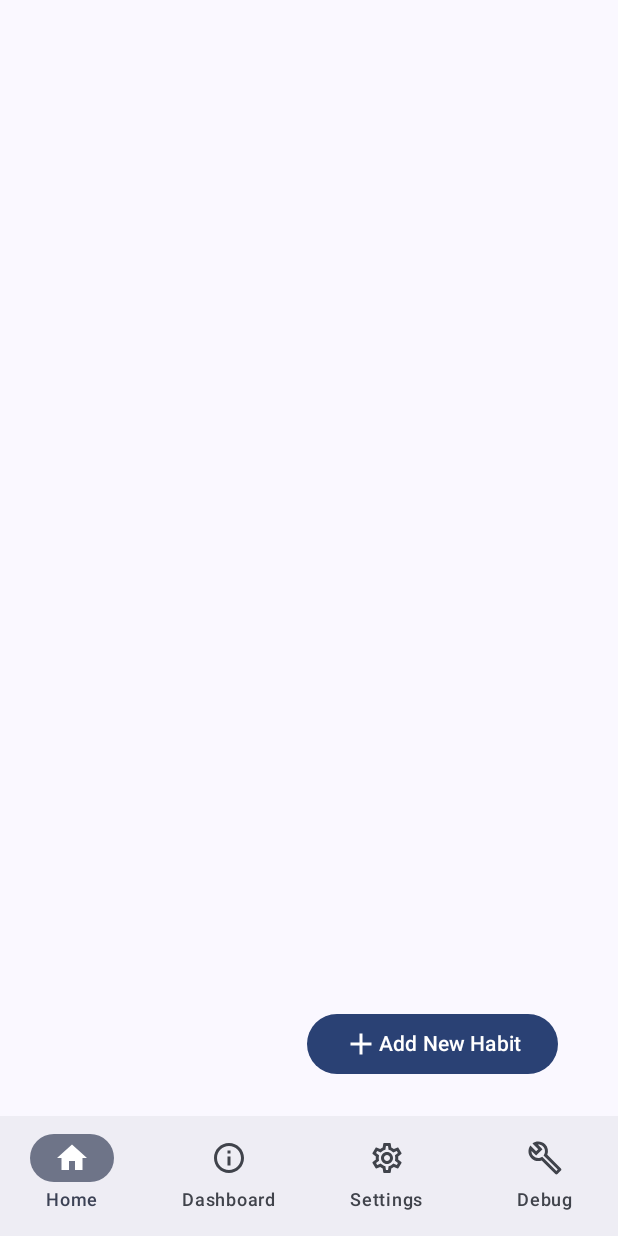
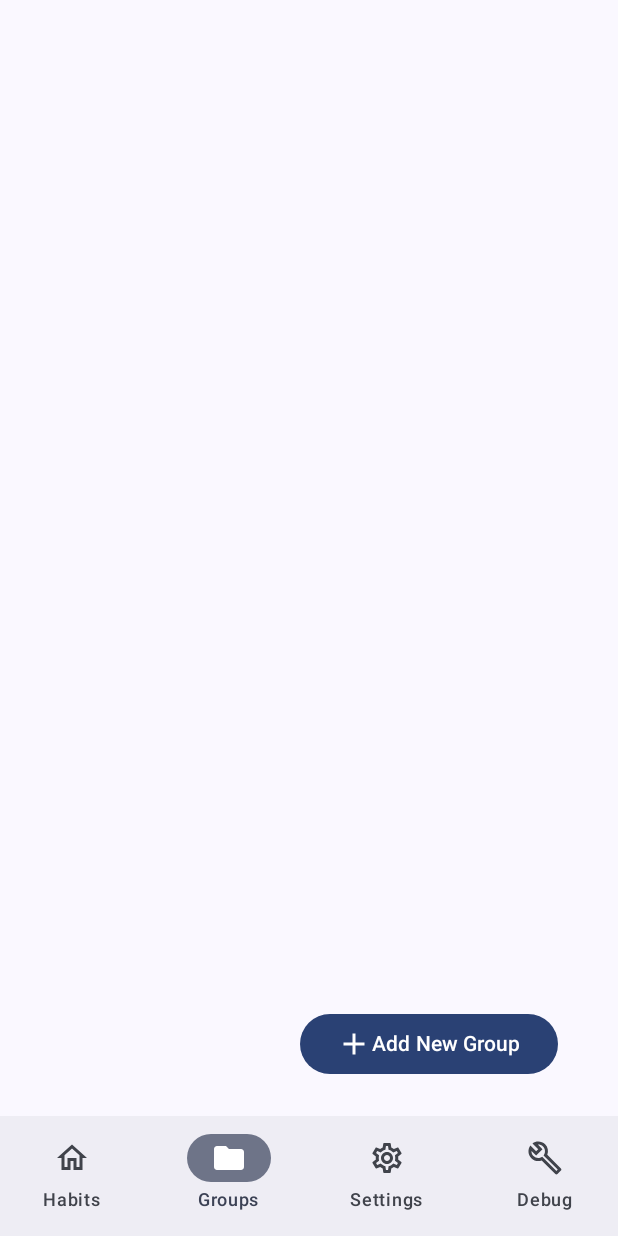
Before and after one commit to derekh715/habit-tracker-android, an Android app built with Jetpack Compose: the screen it shows after launch (MainActivity), item 2 of the bottom bar chosen, on a phone screen of 412 x 824 dp. Run offline under Robolectric (Android 15) with nearby library versions, the phone set to English and light mode, and no system bars; our stand-ins replace Dagger/Hilt's generated code, Room's generated code.

Commit message:
basic group list screen

```diff
--- a/app/src/main/java/edu/cuhk/csci3310/data/AppDatabase.kt
+++ b/app/src/main/java/edu/cuhk/csci3310/data/AppDatabase.kt
@@ -4,7 +4,10 @@ import androidx.room.Database
 import androidx.room.RoomDatabase
 import androidx.room.TypeConverters
 
-@Database(entities = [Group::class, Habit::class, Record::class], version = 1)
+@Database(
+    entities = [Group::class, Habit::class, Record::class],
+    version = 1,
+)
 @TypeConverters(Converters::class)
 abstract class AppDatabase : RoomDatabase() {
     abstract val habitDao: HabitDao
--- a/app/src/main/java/edu/cuhk/csci3310/data/Group.kt
+++ b/app/src/main/java/edu/cuhk/csci3310/data/Group.kt
@@ -3,7 +3,7 @@ package edu.cuhk.csci3310.data
 import androidx.room.Entity
 import androidx.room.PrimaryKey
 
-@Entity
+@Entity()
 data class Group(
     @PrimaryKey(autoGenerate = true)
     val groupId: Long? = null,
--- a/app/src/main/java/edu/cuhk/csci3310/data/GroupDao.kt
+++ b/app/src/main/java/edu/cuhk/csci3310/data/GroupDao.kt
@@ -2,7 +2,9 @@ package edu.cuhk.csci3310.data
 
 import androidx.room.Dao
 import androidx.room.Delete
+import androidx.room.Query
 import androidx.room.Upsert
+import kotlinx.coroutines.flow.Flow
 
 @Dao
 interface GroupDao {
@@ -12,8 +14,8 @@ interface GroupDao {
     @Delete
     suspend fun deleteGroup(group: Group)
 
-//    @Query("SELECT * FROM group")
-//    suspend fun getGroups(): List<Group>
+    @Query("SELECT * FROM `group`")
+    fun getGroups(): Flow<List<Group>>
 
 //    @Query("")
 //    suspend fun addHabitIntoGroup(
--- a/app/src/main/java/edu/cuhk/csci3310/data/Habit.kt
+++ b/app/src/main/java/edu/cuhk/csci3310/data/Habit.kt
@@ -5,7 +5,7 @@ import androidx.room.Entity
 import androidx.room.PrimaryKey
 import java.util.Date
 
-@Entity
+@Entity()
 data class Habit(
     @PrimaryKey(autoGenerate = true)
     val habitId: Long? = null,
--- /dev/null
+++ b/app/src/main/java/edu/cuhk/csci3310/ui/groupList/GroupListScreen.kt
@@ -0,0 +1,47 @@
+package edu.cuhk.csci3310.ui.groupList
+
+import androidx.compose.foundation.layout.Column
+import androidx.compose.foundation.layout.fillMaxSize
+import androidx.compose.foundation.layout.fillMaxWidth
+import androidx.compose.foundation.layout.padding
+import androidx.compose.foundation.lazy.LazyColumn
+import androidx.compose.foundation.lazy.items
+import androidx.compose.material.icons.Icons
+import androidx.compose.material.icons.filled.Add
+import androidx.compose.material3.Button
+import androidx.compose.material3.Icon
+import androidx.compose.material3.Text
+import androidx.compose.runtime.Composable
+import androidx.compose.runtime.collectAsState
+import androidx.compose.ui.Alignment
+import androidx.compose.ui.Modifier
+import androidx.compose.ui.unit.dp
+import androidx.hilt.navigation.compose.hiltViewModel
+import androidx.navigation.NavController
+import edu.cuhk.csci3310.ui.nav.Screen
+
+@Composable
+fun GroupListScreen(
+    viewModel: GroupListViewModel = hiltViewModel(),
+    navController: NavController,
+) {
+    val groups = viewModel.groupList.collectAsState(initial = listOf())
+    Column(
+        modifier = Modifier.fillMaxSize(),
+    ) {
+        LazyColumn(
+            modifier = Modifier.fillMaxWidth().weight(1f),
+        ) {
+            items(groups.value) {
+                    group ->
+                GroupItem(group = group, deleteGroup = { viewModel.onEvent(GroupListEvent.RemoveGroup(it)) })
+            }
+        }
+        Button(onClick = {
+            navController.navigate(Screen.AddGroup.route)
+        }, modifier = Modifier.align(Alignment.End).padding(end = 8.dp, bottom = 8.dp)) {
+            Icon(Icons.Filled.Add, contentDescription = "Add New Group")
+            Text(text = "Add New Group")
+        }
+    }
+}
--- /dev/null
+++ b/app/src/main/java/edu/cuhk/csci3310/ui/groupList/GroupListViewModel.kt
@@ -0,0 +1,55 @@
+package edu.cuhk.csci3310.ui.groupList
+
+import android.app.Application
+import android.util.Log
+import androidx.lifecycle.AndroidViewModel
+import androidx.lifecycle.viewModelScope
+import dagger.hilt.android.lifecycle.HiltViewModel
+import edu.cuhk.csci3310.data.Group
+import edu.cuhk.csci3310.data.GroupDao
+import kotlinx.coroutines.launch
+import javax.inject.Inject
+
+@HiltViewModel
+class GroupListViewModel
+    @Inject
+    constructor(
+        private val groupDao: GroupDao,
+        application: Application,
+    ) : AndroidViewModel(application) {
+        fun onEvent(event: GroupListEvent) {
+            when (event) {
+                is GroupListEvent.AddGroup -> {
+                    insertGroup(event.group)
+                }
+                is GroupListEvent.ChangeGroup -> {
+                }
+                is GroupListEvent.RemoveGroup -> {
+                    removeGroup(event.group)
+                }
+                is GroupListEvent.AddDummyGroup -> {
+                }
+                is GroupListEvent.AddHabitToGroup -> {
+                }
+            }
+        }
+
+        val groupList = groupDao.getGroups()
+        private var lastDeletedGroup: Group? = null
+        private val logCategory = "GroupListViewModel"
+
+        private fun insertGroup(group: Group) {
+            viewModelScope.launch {
+                groupDao.insertGroup(group)
+                // TODO: add ui event channel
+            }
+        }
+
+        private fun removeGroup(group: Group) {
+            viewModelScope.launch {
+                lastDeletedGroup = group
+                groupDao.deleteGroup(group)
+                Log.i(logCategory, "deleted a group")
+            }
+        }
+    }
--- a/app/src/main/java/edu/cuhk/csci3310/ui/nav/BottomNavBar.kt
+++ b/app/src/main/java/edu/cuhk/csci3310/ui/nav/BottomNavBar.kt
@@ -2,12 +2,12 @@ package edu.cuhk.csci3310.ui.nav
 
 import androidx.compose.material.icons.Icons
 import androidx.compose.material.icons.filled.Build
+import androidx.compose.material.icons.filled.Folder
 import androidx.compose.material.icons.filled.Home
-import androidx.compose.material.icons.filled.Info
 import androidx.compose.material.icons.filled.Settings
 import androidx.compose.material.icons.outlined.Build
+import androidx.compose.material.icons.outlined.Folder
 import androidx.compose.material.icons.outlined.Home
-import androidx.compose.material.icons.outlined.Info
 import androidx.compose.material.icons.outlined.Settings
 import androidx.compose.material3.Icon
 import androidx.compose.material3.NavigationBar
@@ -25,16 +25,16 @@ fun BottomNavBar(navController: NavController) {
     val navigationList =
         listOf(
             BottomNavBarItemData(
-                route = Graph.HabitList.name,
-                name = "Home",
+                route = Graph.Habits.name,
+                name = "Habits",
                 selectedIcon = Icons.Filled.Home,
                 unselectedIcon = Icons.Outlined.Home,
             ),
             BottomNavBarItemData(
-                route = Screen.Dashboard.route,
-                name = "Dashboard",
-                selectedIcon = Icons.Filled.Info,
-                unselectedIcon = Icons.Outlined.Info,
+                route = Graph.Groups.name,
+                name = "Groups",
+                selectedIcon = Icons.Filled.Folder,
+                unselectedIcon = Icons.Outlined.Folder,
             ),
             BottomNavBarItemData(
                 route = Screen.Settings.route,
--- a/app/src/main/java/edu/cuhk/csci3310/ui/nav/Graph.kt
+++ b/app/src/main/java/edu/cuhk/csci3310/ui/nav/Graph.kt
@@ -3,5 +3,6 @@ package edu.cuhk.csci3310.ui.nav
 sealed class Graph(
     val name: String,
 ) {
-    data object HabitList : Graph("habit_list")
+    data object Habits : Graph("habits")
+    data object Groups : Graph("groups")
 }
--- a/app/src/main/java/edu/cuhk/csci3310/ui/nav/NavHostScreens.kt
+++ b/app/src/main/java/edu/cuhk/csci3310/ui/nav/NavHostScreens.kt
@@ -7,21 +7,34 @@ import androidx.navigation.compose.composable
 import androidx.navigation.navigation
 import edu.cuhk.csci3310.ui.addHabit.AddHabitScreen
 import edu.cuhk.csci3310.ui.debug.DebugScreen
+import edu.cuhk.csci3310.ui.groupList.GroupListScreen
 import edu.cuhk.csci3310.ui.habitList.HabitListScreen
 
 @Composable
 fun NavHostScreens(navController: NavHostController) {
-    NavHost(navController = navController, startDestination = Graph.HabitList.name) {
+    NavHost(navController = navController, startDestination = Graph.Habits.name) {
         navigation(
-            route = Graph.HabitList.name,
-            startDestination = Screen.Home.route,
+            route = Graph.Habits.name,
+            startDestination = Screen.HabitList.route,
         ) {
-            composable(route = Screen.Home.route) {
+            composable(route = Screen.HabitList.route) {
                 HabitListScreen(navController = navController)
             }
             composable(route = Screen.AddHabit.route) {
                 AddHabitScreen()
             }
+        }
+
+        navigation(
+            route = Graph.Groups.name,
+            startDestination = Screen.GroupList.route,
+        ) {
+            composable(route = Screen.GroupList.route) {
+                GroupListScreen(navController = navController)
+            }
+//            composable(route = Screen.AddGroup.route) {
+//                AddGroupScreen()
+//            }
         }
 
         composable(
--- a/app/src/main/java/edu/cuhk/csci3310/ui/nav/Screen.kt
+++ b/app/src/main/java/edu/cuhk/csci3310/ui/nav/Screen.kt
@@ -3,19 +3,23 @@ package edu.cuhk.csci3310.ui.nav
 sealed class Screen(
     val route: String,
 ) {
-    data object Home : Screen("home")
-
-    data object Dashboard : Screen("dashboard")
-
-    data object Debug : Screen("debug")
-
-    data object Settings : Screen("settings")
+    // habits graph
+    data object HabitList : Screen("habit_list")
 
     data object HabitInfo : Screen("habit")
 
+    data object AddHabit : Screen("add_habit")
+
+    // groups graph
+    data object GroupList : Screen("group_list")
+
     data object GroupInfo : Screen("group")
 
-    data object AddHabit : Screen("add_habit")
+    data object AddGroup : Screen("add_group")
 
-    data object AddGroup : Screen("add_group")
+    // settings graph
+    data object Settings : Screen("settings")
+
+    // debug graph
+    data object Debug : Screen("debug")
 }
```
Also changed, not shown: app/src/main/java/edu/cuhk/csci3310/data/Record.kt (+12 -11 lines), app/src/main/java/edu/cuhk/csci3310/ui/groupList/GroupItem.kt (added, +33 -0 lines), app/src/main/java/edu/cuhk/csci3310/ui/groupList/GroupListEvent.kt (added, +18 -0 lines).
